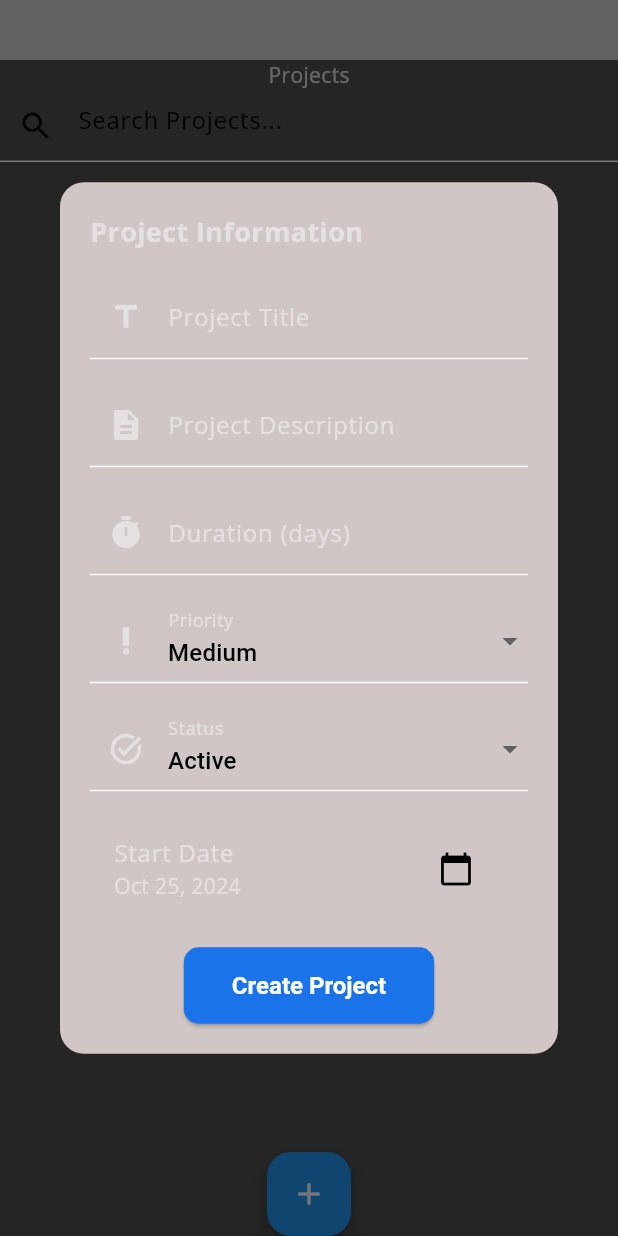
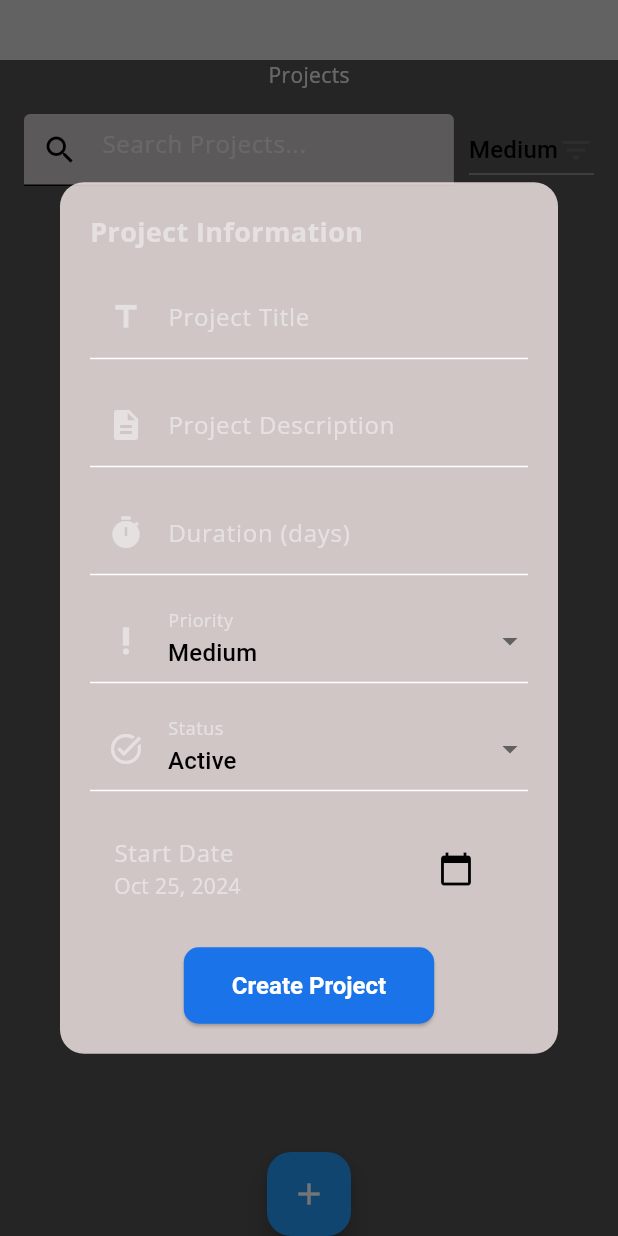
Before and after one commit to Abdirahmannor/task_manager_app, a Flutter app: the ProjectsScreen screen opened by its route, after a tap on the "add" icon, on a phone screen of 412 x 824 dp. Run offline on Flutter 3.47's test engine with Material 3 defaults, Android fonts, the phone set to English and light mode, and no system bars; our stand-ins replace google_fonts, hive, hive_flutter, shared_preferences, sqflite, sqflite_common_ffi and 1 more; missing offline and left inert: bitsdojo_window, window_manager; accounts and stored records are empty.

Commit message:
Version 5.6: Added search TextField and priority filter dropdown to ProjectsScreen.

```diff
--- a/lib/theme/app_theme.dart
+++ b/lib/theme/app_theme.dart
@@ -42,7 +42,7 @@ class AppTheme {
   static const Color lightfillcolor = // light fill color
       Color.fromARGB(255, 199, 194, 194);
   // Dark Mode Colors
-  static const Color darkBackgroundColor = Color(0xff050539); // Dark Background
+  static const Color darkBackgroundColor = Color(0xff31173a); // Dark Background
   static const Color darkTextColor =
       Color.fromARGB(255, 211, 208, 208); // Light Text Color
   static const Color darksidebarArrowColor =
@@ -50,25 +50,25 @@ class AppTheme {
   static const Color darkCardColor =
       Color.fromARGB(255, 71, 69, 70); // Dark Card Background
   static const Color darkSidebarBackgroundColor =
-      Color(0xff15202B); // Dark Sidebar Background
+      Color(0xff5b4965); // Dark Sidebar Background
   static const Color darkSidebarProfileBackgroundColor =
       Color.fromARGB(255, 6, 160, 121); // Dark Mode Profile section background
   static const Color darkSidebarSelectedColor =
-      Color.fromARGB(255, 126, 127, 133); // Dark Mode Active tab color (green)
+      Color.fromARGB(255, 51, 4, 66); // Dark Mode Active tab color (green)
   static const Color darkSidebarIconColor =
       Color.fromARGB(255, 69, 38, 126); // Dark Mode Icon color
   static const Color darkSidebarInactiveIconColor =
-      Color.fromARGB(255, 204, 130, 20); // Dark Mode Inactive icon color
+      Color(0XFF7c4b1a); // Dark Mode Inactive icon color
   static const Color darkSidebarTextColor =
       Color.fromARGB(255, 219, 20, 37); // Dark Mode Sidebar text color
   static const Color darkIsHover = Color.fromARGB(255, 25, 9, 63); // Dark Hover
   static const Color darkCardBorderColor =
       Color.fromARGB(255, 15, 53, 40); // Dark theme border color
   static const Color darkiconcolor = darkTextColor;
-  static const Color darkprjectCardColor =
-      Color.fromARGB(255, 2, 2, 49); // Light theme card color
-  static const Color darkfillcolor = //Dark fill color
-      Color.fromARGB(255, 66, 66, 66);
+  static const darkprjectCardColor =
+      Color(0Xff210f29); // Light theme card color
+  static const darkfillcolor = //Dark fill color
+      Color(0xFf294543);
 
   // New Additions for Consistency
 
--- a/lib/ui/screens/project_screens/project_screens.dart
+++ b/lib/ui/screens/project_screens/project_screens.dart
@@ -6,7 +6,6 @@ import 'package:task_manager_app/theme/theme_manager.dart';
 import 'package:task_manager_app/ui/widgets/custom_title_bar.dart';
 import 'package:intl/intl.dart';
 import '../../../theme/app_theme.dart';
-// Import your new ProjectListCard
 
 class ProjectsScreen extends StatefulWidget {
   const ProjectsScreen({super.key});
@@ -265,10 +264,8 @@ class _ProjectsScreenState extends State<ProjectsScreen> {
       context: context,
       builder: (BuildContext context) {
         return AlertDialog(
-          title: const Text(
-            "Delete Project",
-            style: TextStyle(color: Colors.white),
-          ),
+          title: const Text("Delete Project",
+              style: TextStyle(color: Colors.white)),
           content: const Text("Are you sure you want to delete this project?"),
           actions: [
             TextButton(
@@ -283,6 +280,9 @@ class _ProjectsScreenState extends State<ProjectsScreen> {
                 _projectManager.deleteProject(project.id);
                 _refreshProjectList(); // Refresh the project list
                 Navigator.of(context).pop(); // Close the dialog after deletion
+                ScaffoldMessenger.of(context).showSnackBar(SnackBar(
+                    content: const Text('Project deleted successfully!'),
+                    backgroundColor: Colors.red));
               },
               child: const Text("Delete"),
             ),
@@ -307,15 +307,50 @@ class _ProjectsScreenState extends State<ProjectsScreen> {
                 color:
                     isDarkMode ? AppTheme.darkTextColor : AppTheme.textColor),
           ),
-          TextField(
+          Padding(
+            padding: const EdgeInsets.all(16.0),
+            child: Row(
+              children: [
+                Expanded(
+                  child: TextField(
                     controller: _searchController,
                     decoration: InputDecoration(
                       hintText: 'Search Projects...',
+                      filled: true,
+                      fillColor: isDarkMode
+                          ? AppTheme.darkfillcolor
+                          : AppTheme.lightfillcolor,
+                      hintStyle: TextStyle(
+                          color: isDarkMode
+                              ? AppTheme.darkTextColor
+                              : AppTheme.textColor),
                       prefixIcon: const Icon(Icons.search),
                     ),
                     onChanged: (value) {
                       // Implement search functionality if required
                     },
+                  ),
+                ),
+                const SizedBox(width: 10),
+                DropdownButton<String>(
+                  value: _selectedPriority,
+                  icon: const Icon(Icons.filter_list),
+                  items: ['All', 'Low', 'Medium', 'High', 'Critical']
+                      .map<DropdownMenuItem<String>>((String value) {
+                    return DropdownMenuItem<String>(
+                      value: value,
+                      child: Text(value),
+                    );
+                  }).toList(),
+                  onChanged: (String? newValue) {
+                    setState(() {
+                      _selectedPriority = newValue!;
+                      // Implement filter functionality based on selected priority
+                    });
+                  },
+                ),
+              ],
+            ),
           ),
           Expanded(
             child: ListView.builder(
```
Lines whose indentation alone changed are shown as unchanged.
